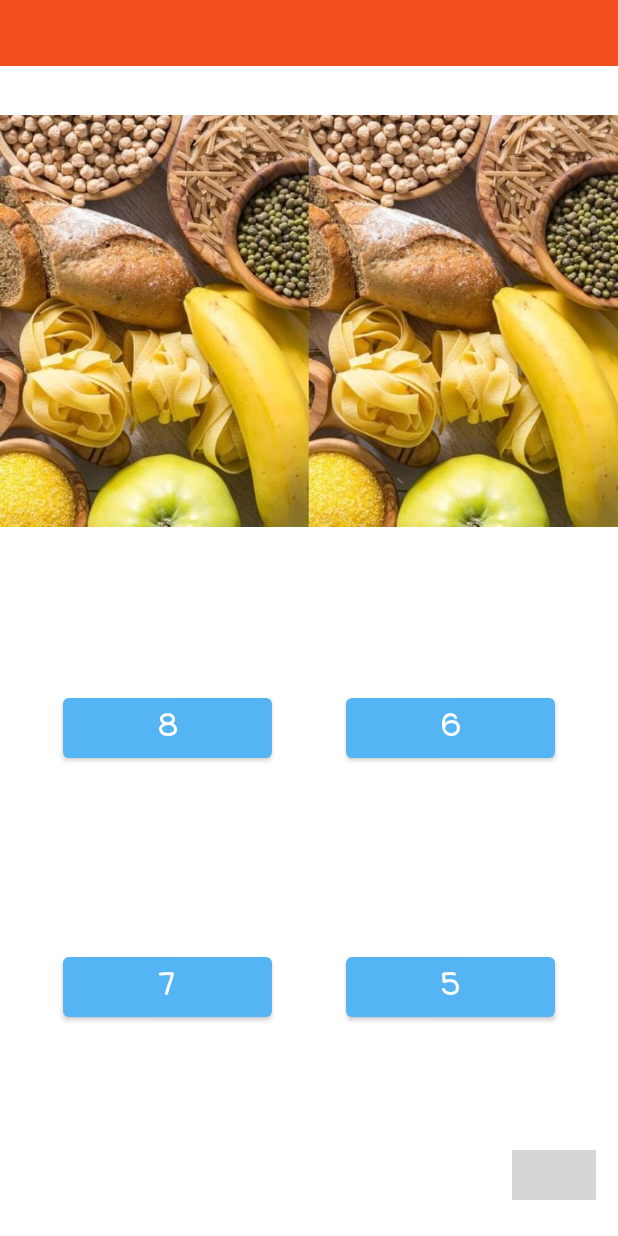
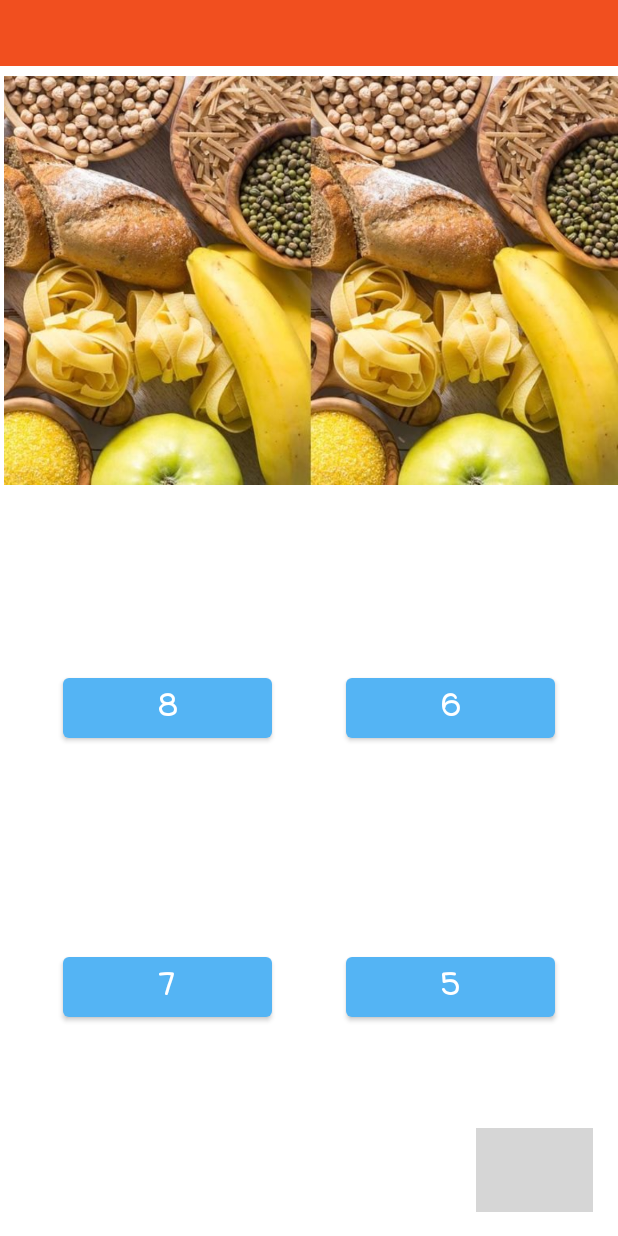
Before and after one commit to SalsabeelH/ProjectMobileApps, an Android app: the layout activity_difference.xml on its own in the app's theme, with its tools: preview values and no code run, on a phone screen of 412 x 824 dp. Run offline under Robolectric (Android 15) with nearby library versions, the phone set to English and light mode, and no system bars; grey boxes are pictures that could not be loaded.

Commit message:
third commit

```diff
--- a/app/src/main/AndroidManifest.xml
+++ b/app/src/main/AndroidManifest.xml
@@ -13,21 +13,21 @@
         android:theme="@style/Theme.ProjectMobileApps"
         tools:targetApi="31">
         <activity
-            android:name=".PuzzleActivity"
+            android:name=".ui.PuzzleActivity"
             android:exported="false">
             <meta-data
                 android:name="android.app.lib_name"
                 android:value="" />
         </activity>
         <activity
-            android:name=".DifferenceActivity"
+            android:name=".ui.DifferenceActivity"
             android:exported="false">
             <meta-data
                 android:name="android.app.lib_name"
                 android:value="" />
         </activity>
         <activity
-            android:name=".CalculationActivity"
+            android:name=".ui.CalculationActivity"
             android:exported="false">
             <meta-data
                 android:name="android.app.lib_name"
--- a/app/src/main/java/birzeit/edu/projectmobileapps/adapters/MentalRecyclerAdapter.java
+++ b/app/src/main/java/birzeit/edu/projectmobileapps/adapters/MentalRecyclerAdapter.java
@@ -1,6 +1,7 @@
 package birzeit.edu.projectmobileapps.adapters;
 import birzeit.edu.projectmobileapps.R;
 import birzeit.edu.projectmobileapps.ui.DifferenceActivity;
+import birzeit.edu.projectmobileapps.ui.MainActivity;
 
 import android.content.Context;
 import android.graphics.Color;
@@ -44,7 +45,6 @@ public class MentalRecyclerAdapter extends RecyclerView.Adapter<MentalRecyclerAd
         TextView txt = (TextView)cardView.findViewById(R.id.txtName);
         txt.setText(captions[position]);
 
-
         cardView.setOnClickListener( new View.OnClickListener(){
             @Override
             public void onClick(View v){
@@ -53,6 +53,8 @@ public class MentalRecyclerAdapter extends RecyclerView.Adapter<MentalRecyclerAd
                 switch (position){
                     case 0:{
 
+                        Intent intent=new Intent(holder.itemView.getContext(), DifferenceActivity.class);
+                        holder.itemView.getContext().startActivity(intent);
                         break;
                     }
                     case 1:{
--- a/app/src/main/res/layout/activity_difference.xml
+++ b/app/src/main/res/layout/activity_difference.xml
@@ -40,7 +40,7 @@
         android:id="@+id/button3"
         android:layout_width="139dp"
         android:layout_height="52dp"
-        android:layout_marginTop="84dp"
+        android:layout_marginTop="72dp"
         android:fontFamily="casual"
         android:text="6"
         android:textSize="20sp"
@@ -59,24 +59,12 @@
         app:layout_constraintStart_toStartOf="parent"
         app:layout_constraintTop_toTopOf="parent" />
 
-    <ImageView
-        android:id="@+id/imageView2"
-        android:layout_width="0dp"
-        android:layout_height="323dp"
-        android:layout_marginTop="8dp"
-        android:scaleType="fitCenter"
-        app:layout_constraintEnd_toEndOf="parent"
-        app:layout_constraintHorizontal_bias="0.0"
-        app:layout_constraintStart_toStartOf="parent"
-        app:layout_constraintTop_toBottomOf="@+id/textView4"
-        tools:srcCompat="@drawable/img1_a" />
-
     <Button
         android:id="@+id/button"
         android:layout_width="139dp"
         android:layout_height="52dp"
         android:layout_marginStart="42dp"
-        android:layout_marginTop="84dp"
+        android:layout_marginTop="72dp"
         android:fontFamily="casual"
         android:text="8"
         android:textSize="20sp"
@@ -88,14 +76,25 @@
 
     <ImageButton
         android:id="@+id/imageButton"
-        android:layout_width="56dp"
-        android:layout_height="33dp"
-        android:layout_marginBottom="24dp"
+        android:layout_width="78dp"
+        android:layout_height="56dp"
+        android:layout_marginBottom="16dp"
         android:background="@android:color/transparent"
+        android:scrollbarSize="8dp"
         app:layout_constraintBottom_toBottomOf="parent"
         app:layout_constraintEnd_toEndOf="parent"
-        app:layout_constraintHorizontal_bias="0.958"
+        app:layout_constraintHorizontal_bias="0.951"
         app:layout_constraintStart_toStartOf="parent"
         app:srcCompat="@drawable/ic_baseline_navigate_next_24" />
 
+    <ImageView
+        android:id="@+id/imageView2"
+        android:layout_width="409dp"
+        android:layout_height="374dp"
+        app:layout_constraintEnd_toEndOf="parent"
+        app:layout_constraintHorizontal_bias="1.0"
+        app:layout_constraintStart_toStartOf="parent"
+        app:layout_constraintTop_toTopOf="parent"
+        app:srcCompat="@drawable/img1_a" />
+
 </androidx.constraintlayout.widget.ConstraintLayout>
```
